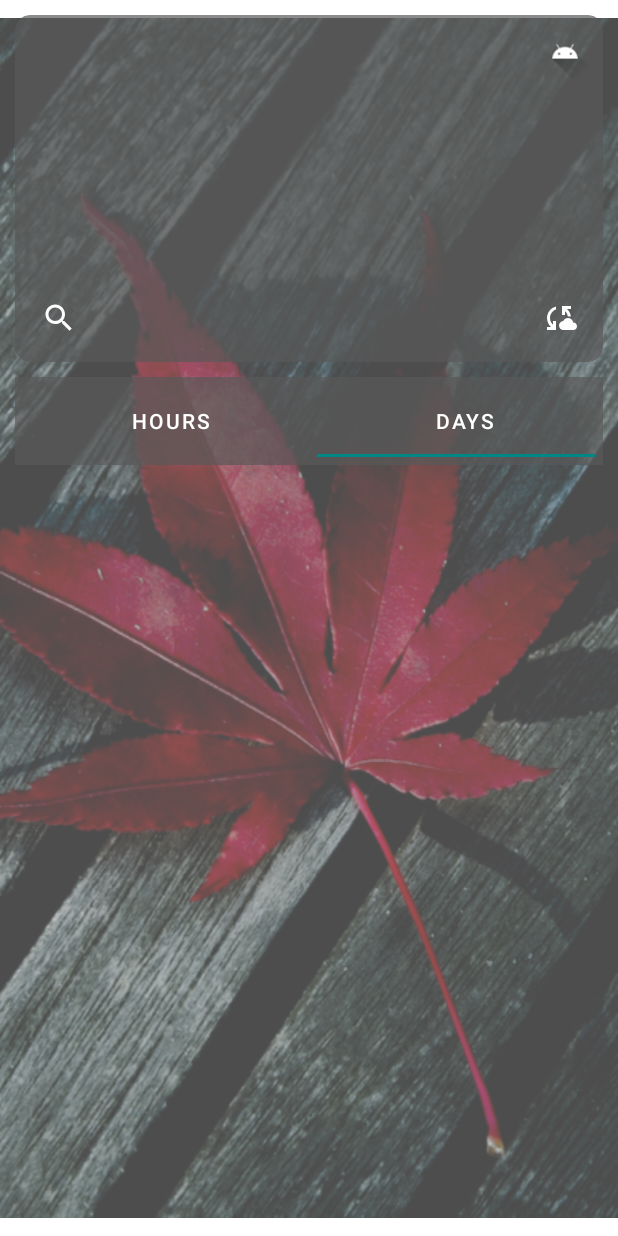
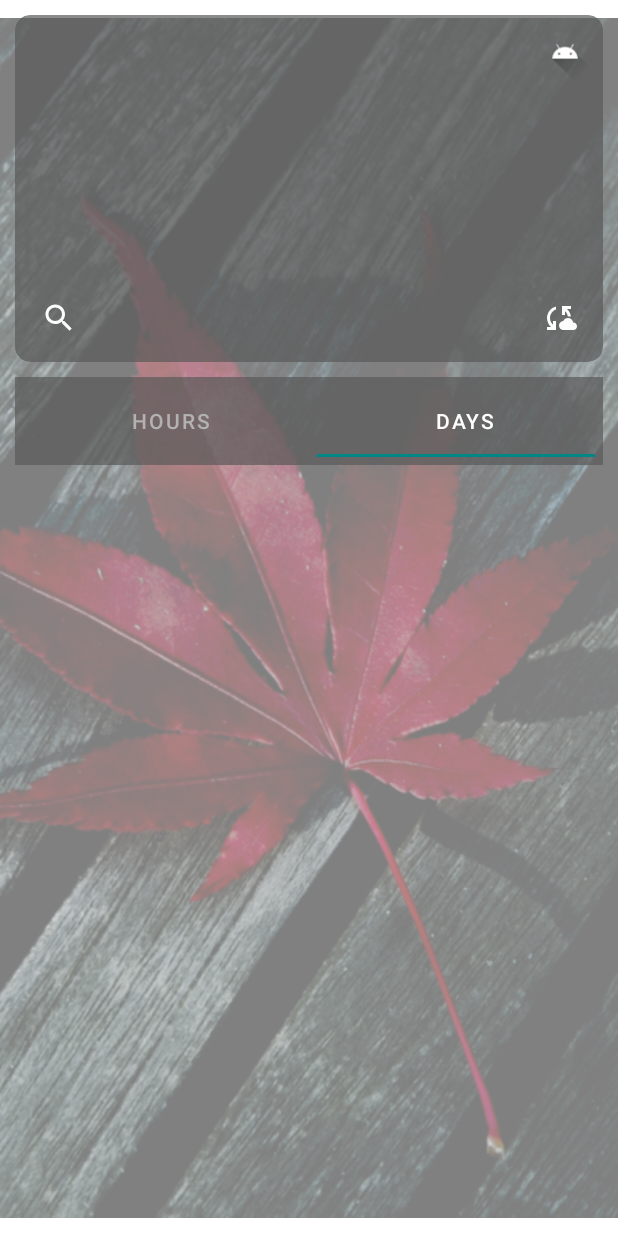
Before and after one commit to ermakovaDev/WeatherApp_v1.0, an Android app: the screen it shows after launch (MainActivity), tab 2 chosen, on a phone screen of 412 x 824 dp. Run offline under Robolectric (Android 15) with nearby library versions, the phone set to English and light mode, and no system bars; our stand-ins replace Volley; Roboto replaces fonts that are not available here.

Commit message:
add 2 Fragments

```diff
--- /dev/null
+++ b/app/src/main/java/me/chronick/weatherapp/adapters/ViewPageAdapter.kt
@@ -0,0 +1,15 @@
+package me.chronick.weatherapp.adapters
+
+import androidx.fragment.app.Fragment
+import androidx.fragment.app.FragmentActivity
+import androidx.viewpager2.adapter.FragmentStateAdapter
+
+class ViewPageAdapter(fragmentActivity: FragmentActivity, private val list: List<Fragment>) : FragmentStateAdapter(fragmentActivity) {
+    override fun getItemCount(): Int {
+        return list.size
+    }
+
+    override fun createFragment(position: Int): Fragment {
+        return list[position]
+    }
+}
--- /dev/null
+++ b/app/src/main/java/me/chronick/weatherapp/fragments/DaysFragment.kt
@@ -0,0 +1,31 @@
+package me.chronick.weatherapp.fragments
+
+import android.os.Bundle
+import androidx.fragment.app.Fragment
+import android.view.LayoutInflater
+import android.view.View
+import android.view.ViewGroup
+import me.chronick.weatherapp.R
+import me.chronick.weatherapp.databinding.FragmentDaysBinding
+import me.chronick.weatherapp.databinding.FragmentHoursBinding
+
+class DaysFragment : Fragment() {
+
+    private lateinit var binding: FragmentDaysBinding
+    override fun onCreate(savedInstanceState: Bundle?) {
+        super.onCreate(savedInstanceState)
+    }
+
+    override fun onCreateView(
+        inflater: LayoutInflater, container: ViewGroup?,
+        savedInstanceState: Bundle?
+    ): View {
+        binding = FragmentDaysBinding.inflate(inflater, container, false)
+        return binding.root
+    }
+
+    companion object {
+        @JvmStatic
+        fun newInstance() = DaysFragment()
+    }
+}
--- /dev/null
+++ b/app/src/main/java/me/chronick/weatherapp/fragments/HoursFragment.kt
@@ -0,0 +1,32 @@
+package me.chronick.weatherapp.fragments
+
+import android.os.Bundle
+import androidx.fragment.app.Fragment
+import android.view.LayoutInflater
+import android.view.View
+import android.view.ViewGroup
+import me.chronick.weatherapp.R
+import me.chronick.weatherapp.databinding.FragmentHoursBinding
+import me.chronick.weatherapp.databinding.FragmentMainBinding
+
+class HoursFragment : Fragment() {
+
+    private lateinit var binding: FragmentHoursBinding
+
+    override fun onCreate(savedInstanceState: Bundle?) {
+        super.onCreate(savedInstanceState)
+    }
+
+    override fun onCreateView(
+        inflater: LayoutInflater, container: ViewGroup?,
+        savedInstanceState: Bundle?
+    ): View {
+        binding = FragmentHoursBinding.inflate(inflater, container, false)
+        return binding.root
+    }
+
+    companion object {
+        @JvmStatic
+        fun newInstance()= HoursFragment()
+    }
+}
--- a/app/src/main/java/me/chronick/weatherapp/fragments/MainFragment.kt
+++ b/app/src/main/java/me/chronick/weatherapp/fragments/MainFragment.kt
@@ -9,6 +9,9 @@ import android.view.ViewGroup
 import android.widget.Toast
 import androidx.activity.result.ActivityResultLauncher
 import androidx.activity.result.contract.ActivityResultContracts
+import androidx.fragment.app.FragmentActivity
+import com.google.android.material.tabs.TabLayoutMediator
+import me.chronick.weatherapp.adapters.ViewPageAdapter
 import me.chronick.weatherapp.databinding.FragmentMainBinding
 
 
@@ -16,6 +19,14 @@ class MainFragment : Fragment() {
 
     private lateinit var permissionLauncher: ActivityResultLauncher<String>
     private lateinit var binding: FragmentMainBinding
+    private val fragmentList = listOf(
+        HoursFragment.newInstance(),
+        DaysFragment.newInstance()
+    )
+    private val tabList = listOf(
+        "Hours",
+        "Days"
+    )
 
     override fun onCreateView(
         inflater: LayoutInflater, container: ViewGroup?,
@@ -28,6 +39,15 @@ class MainFragment : Fragment() {
     override fun onViewCreated(view: View, savedInstanceState: Bundle?) { //validate permission
         super.onViewCreated(view, savedInstanceState)
         checkPermission()
+        initFragment()
+    }
+
+    private fun initFragment() = with(binding){ // directly from the markup
+        val adapter = ViewPageAdapter(activity as FragmentActivity, fragmentList)
+        vp2Footer.adapter = adapter
+        TabLayoutMediator(tablayoutBody,vp2Footer) {
+            tab, position -> tab.text = tabList[position]
+        }.attach()
     }
 
     private fun permissionListener(){ // initialize Launcher. gave or did not give permission
--- /dev/null
+++ b/app/src/main/res/layout/fragment_days.xml
@@ -0,0 +1,15 @@
+<?xml version="1.0" encoding="utf-8"?>
+<FrameLayout xmlns:android="http://schemas.android.com/apk/res/android"
+    xmlns:tools="http://schemas.android.com/tools"
+    android:layout_width="match_parent"
+    android:layout_height="match_parent"
+    tools:context=".fragments.DaysFragment">
+
+    <!-- TODO: Update blank fragment layout -->
+    <TextView
+        android:layout_width="match_parent"
+        android:layout_height="match_parent"
+        android:gravity="center"
+        tools:text="DAYS" />
+
+</FrameLayout>
--- /dev/null
+++ b/app/src/main/res/layout/fragment_hours.xml
@@ -0,0 +1,15 @@
+<?xml version="1.0" encoding="utf-8"?>
+<FrameLayout xmlns:android="http://schemas.android.com/apk/res/android"
+    xmlns:tools="http://schemas.android.com/tools"
+    android:layout_width="match_parent"
+    android:layout_height="match_parent"
+    tools:context=".fragments.HoursFragment">
+
+    <!-- TODO: Update blank fragment layout -->
+    <TextView
+        android:layout_width="match_parent"
+        android:layout_height="match_parent"
+        android:gravity="center"
+        tools:text="HOURS" />
+
+</FrameLayout>
--- a/app/src/main/res/layout/fragment_main.xml
+++ b/app/src/main/res/layout/fragment_main.xml
@@ -11,7 +11,7 @@
         android:id="@+id/ivBackground"
         android:layout_width="wrap_content"
         android:layout_height="wrap_content"
-        android:alpha="0.7"
+        android:alpha="0.5"
         android:contentDescription="@string/background"
         android:scaleType="fitXY"
         android:src="@drawable/phone_background_weatherapp"
@@ -45,7 +45,7 @@
                 android:layout_height="wrap_content"
                 android:fontFamily="@font/roboto"
                 android:padding="10dp"
-                android:textColor="#D7CCC8"
+                android:textColor="#EFEBE9"
                 android:textSize="12sp"
                 app:layout_constraintStart_toStartOf="parent"
                 app:layout_constraintTop_toTopOf="parent"
@@ -153,7 +153,8 @@
         app:layout_constraintTop_toBottomOf="@+id/cardviewHeader"
         app:tabBackground="@null"
         app:tabIndicatorColor="@color/teal_700"
-        app:tabTextColor="@color/white">
+        app:tabSelectedTextColor="@color/white"
+        app:tabTextColor="@color/app_bar_gray">
 
         <com.google.android.material.tabs.TabItem
             android:layout_width="wrap_content"
--- a/app/src/main/res/values/colors.xml
+++ b/app/src/main/res/values/colors.xml
@@ -10,6 +10,7 @@
 
     <color name="card_bg_gray">#B2595959</color>
     <color name="card_font_gray">#BAB9B9</color>
+    <color name="app_bar_gray">#B3B2B2</color>
 
 
 </resources>
--- a/app/src/main/res/values/themes.xml
+++ b/app/src/main/res/values/themes.xml
@@ -2,8 +2,8 @@
     <!-- Base application theme. -->
     <style name="Theme.WeatherApp" parent="Theme.MaterialComponents.DayNight.DarkActionBar">
         <!-- Primary brand color. -->
-        <item name="colorPrimary">@color/purple_500</item>
-        <item name="colorPrimaryVariant">@color/purple_700</item>
+        <item name="colorPrimary">@color/white</item>
+        <item name="colorPrimaryVariant">@color/app_bar_gray</item>
         <item name="colorOnPrimary">@color/white</item>
         <!-- Secondary brand color. -->
         <item name="colorSecondary">@color/teal_200</item>
```
